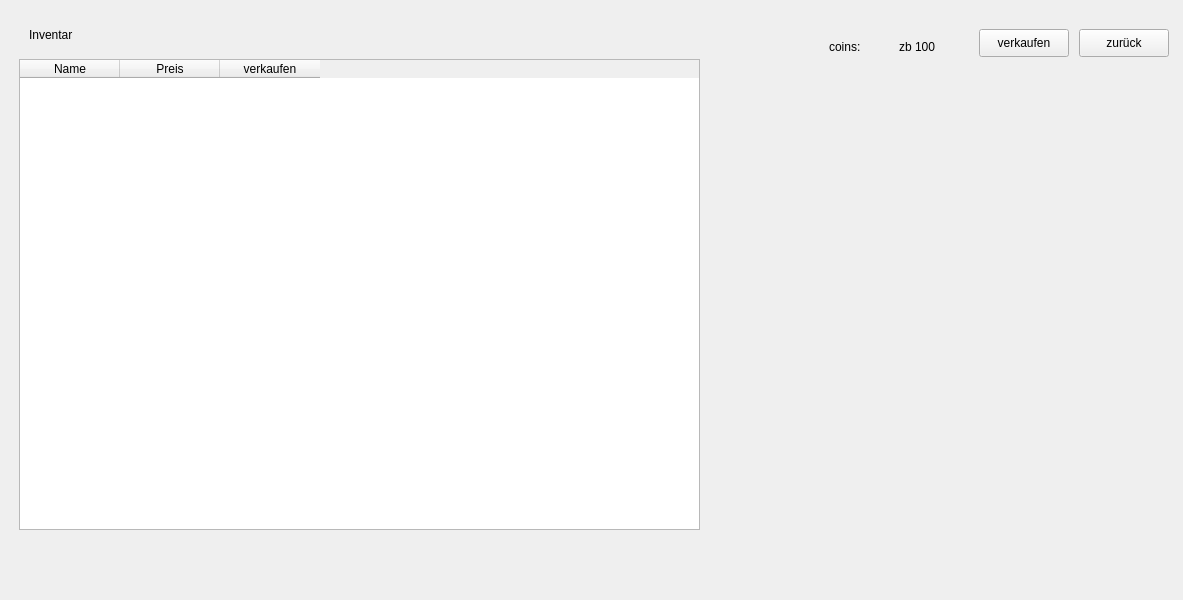
Before: the Qt Designer form extra/form.ui in R1yaaa/Market, drawn with Qt 5.
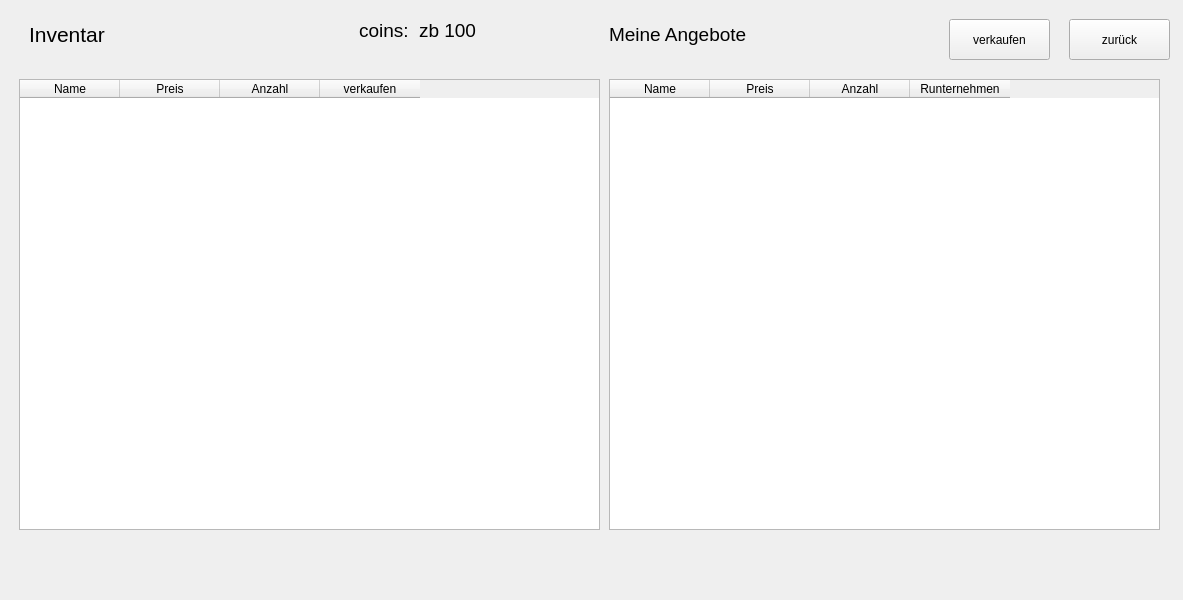
After: the same form once the commit is applied. The open tabs and pages were chosen to show the change.

```diff
--- a/extra/form.ui
+++ b/extra/form.ui
@@ -229,9 +229,9 @@
      <property name="geometry">
       <rect>
        <x>10</x>
-       <y>50</y>
-       <width>681</width>
-       <height>471</height>
+       <y>70</y>
+       <width>581</width>
+       <height>451</height>
       </rect>
      </property>
      <column>
@@ -244,6 +244,11 @@
        <string>Preis</string>
       </property>
      </column>
+     <column>
+      <property name="text">
+       <string>Anzahl</string>
+      </property>
+     </column>
      <column>
       <property name="text">
        <string>verkaufen</string>
@@ -266,16 +271,16 @@
       </size>
      </property>
      <property name="text">
-      <string>Inventar</string>
+      <string>&lt;html&gt;&lt;head/&gt;&lt;body&gt;&lt;p&gt;&lt;span style=&quot; font-size:16pt;&quot;&gt;Inventar&lt;/span&gt;&lt;/p&gt;&lt;/body&gt;&lt;/html&gt;</string>
      </property>
     </widget>
     <widget class="QPushButton" name="pushButtonZurueck">
      <property name="geometry">
       <rect>
-       <x>1070</x>
-       <y>20</y>
-       <width>90</width>
-       <height>28</height>
+       <x>1060</x>
+       <y>10</y>
+       <width>101</width>
+       <height>41</height>
       </rect>
      </property>
      <property name="text">
@@ -285,10 +290,10 @@
     <widget class="QPushButton" name="pushButtonSell">
      <property name="geometry">
       <rect>
-       <x>970</x>
-       <y>20</y>
-       <width>90</width>
-       <height>28</height>
+       <x>940</x>
+       <y>10</y>
+       <width>101</width>
+       <height>41</height>
       </rect>
      </property>
      <property name="text">
@@ -298,27 +303,73 @@
     <widget class="QLabel" name="labelCoins_2">
      <property name="geometry">
       <rect>
-       <x>890</x>
-       <y>30</y>
-       <width>58</width>
-       <height>16</height>
+       <x>410</x>
+       <y>10</y>
+       <width>61</width>
+       <height>21</height>
       </rect>
      </property>
      <property name="text">
-      <string>zb 100</string>
+      <string>&lt;html&gt;&lt;head/&gt;&lt;body&gt;&lt;p&gt;&lt;span style=&quot; font-size:14pt;&quot;&gt;zb 100&lt;/span&gt;&lt;/p&gt;&lt;/body&gt;&lt;/html&gt;</string>
      </property>
     </widget>
     <widget class="QLabel" name="label_7">
      <property name="geometry">
       <rect>
-       <x>820</x>
-       <y>30</y>
-       <width>58</width>
-       <height>16</height>
+       <x>350</x>
+       <y>10</y>
+       <width>51</width>
+       <height>21</height>
       </rect>
      </property>
      <property name="text">
-      <string>coins:</string>
+      <string>&lt;html&gt;&lt;head/&gt;&lt;body&gt;&lt;p&gt;&lt;span style=&quot; font-size:14pt;&quot;&gt;coins:&lt;/span&gt;&lt;/p&gt;&lt;/body&gt;&lt;/html&gt;</string>
+     </property>
+    </widget>
+    <widget class="QTableWidget" name="tableWidget">
+     <property name="geometry">
+      <rect>
+       <x>600</x>
+       <y>70</y>
+       <width>551</width>
+       <height>451</height>
+      </rect>
+     </property>
+     <column>
+      <property name="text">
+       <string>Name</string>
+      </property>
+     </column>
+     <column>
+      <property name="text">
+       <string>Preis</string>
+      </property>
+     </column>
+     <column>
+      <property name="text">
+       <string>Anzahl</string>
+      </property>
+     </column>
+     <column>
+      <property name="text">
+       <string>Runternehmen</string>
+      </property>
+     </column>
+    </widget>
+    <widget class="QLabel" name="label_8">
+     <property name="geometry">
+      <rect>
+       <x>600</x>
+       <y>10</y>
+       <width>191</width>
+       <height>31</height>
+      </rect>
+     </property>
+     <property name="toolTip">
+      <string>&lt;html&gt;&lt;head/&gt;&lt;body&gt;&lt;p&gt;&lt;br/&gt;&lt;/p&gt;&lt;/body&gt;&lt;/html&gt;</string>
+     </property>
+     <property name="text">
+      <string>&lt;html&gt;&lt;head/&gt;&lt;body&gt;&lt;p&gt;&lt;span style=&quot; font-size:14pt;&quot;&gt;Meine Angebote&lt;/span&gt;&lt;/p&gt;&lt;/body&gt;&lt;/html&gt;</string>
      </property>
     </widget>
    </widget>
```
Left out of the diff: 127 changed lines with no effect on the pictures.
